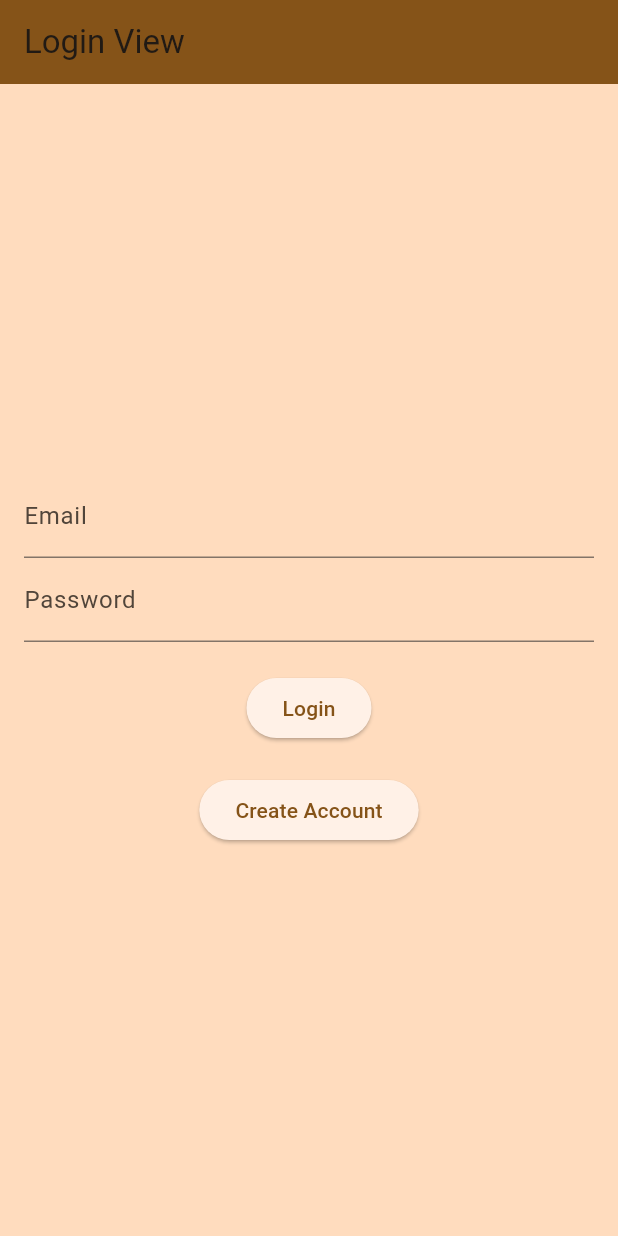
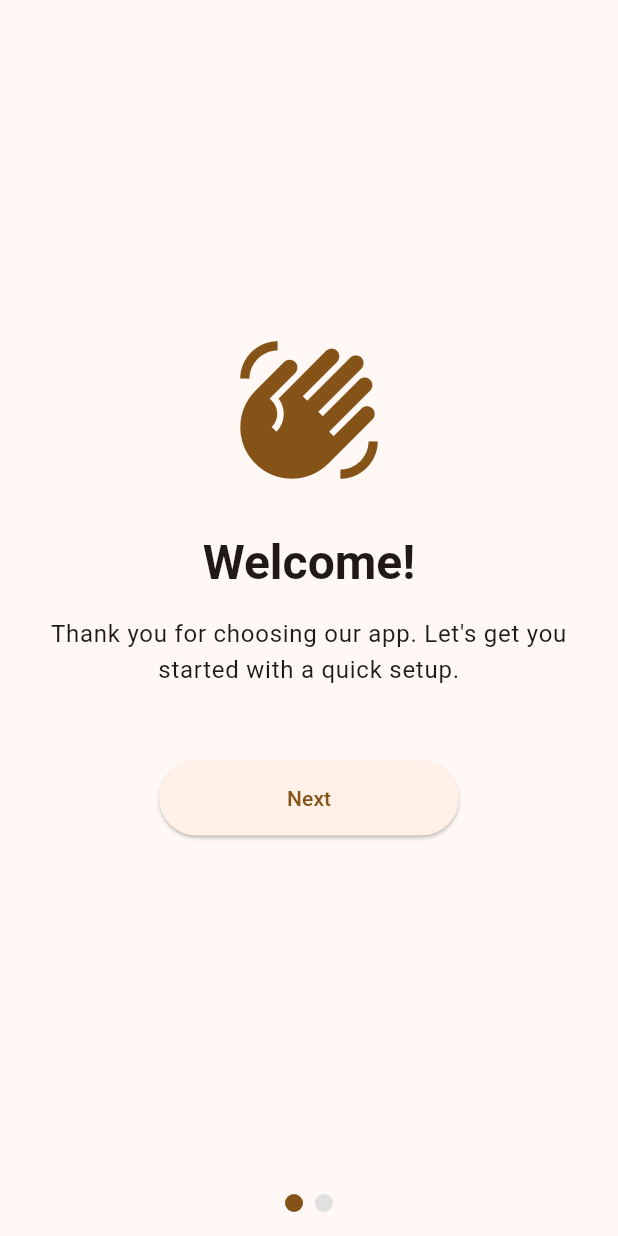
Before and after one commit to joba/flutterAuth, a Flutter app: the screen it shows after launch, on a phone screen of 412 x 824 dp. Run offline on Flutter 3.47's test engine with Material 3 defaults, Android fonts, the phone set to English and light mode, and no system bars; our stand-ins replace bloc, equatable, firebase_analytics, firebase_auth, firebase_core, flutter_bloc and 1 more; accounts and stored records are empty; generated files the repository leaves out were written again.

Commit message:
add onboarding screens

```diff
--- a/lib/import_nest.dart
+++ b/lib/import_nest.dart
@@ -1,10 +1,13 @@
 export 'package:auth_app/auth/cubit/auth_cubit.dart';
 export 'package:auth_app/auth/cubit/auth_state.dart';
 export 'package:auth_app/auth/repository/auth_repository.dart';
+export 'package:auth_app/managers/analytics_manager.dart';
 export 'package:auth_app/screens/home_screen.dart';
 export 'package:auth_app/screens/login_screen.dart';
+export 'package:auth_app/screens/onboarding_screen.dart';
 export 'package:auth_app/screens/splash_screen.dart';
 export 'package:flutter/material.dart';
 export 'package:firebase_core/firebase_core.dart';
 export 'package:flutter_bloc/flutter_bloc.dart';
+export 'package:shared_preferences/shared_preferences.dart';
 export 'firebase_options.dart';
--- a/lib/main.dart
+++ b/lib/main.dart
@@ -11,11 +11,20 @@ class MyApp extends StatelessWidget {
 
   @override
   Widget build(BuildContext context) {
-    return RepositoryProvider(
-      // envobj
-      create: (context) => AuthRepository(),
+    return MultiRepositoryProvider(
+      providers: [
+        RepositoryProvider<AuthRepository>(
+          create: (context) => AuthRepository(),
+        ),
+        RepositoryProvider<AnalyticsManager>(
+          create: (context) => AnalyticsManager(),
+        ),
+      ],
       child: BlocProvider(
-        create: (context) => AuthCubit(context.read<AuthRepository>()),
+        create: (context) => AuthCubit(
+          context.read<AuthRepository>(),
+          analyticsManager: context.read<AnalyticsManager>(),
+        ),
         child: MaterialApp(
           debugShowCheckedModeBanner: false,
           title: 'Firebase Auth with Cubit',
@@ -23,9 +32,43 @@ class MyApp extends StatelessWidget {
             colorScheme: ColorScheme.fromSeed(seedColor: Colors.orange),
             useMaterial3: true,
           ),
-          home: const AuthFlow(),
+          routes: {'/auth': (context) => const AuthFlow()},
+          home: const OnboardingCheck(),
         ),
       ),
+    );
+  }
+}
+
+class OnboardingCheck extends StatelessWidget {
+  const OnboardingCheck({super.key});
+
+  Future<bool> _checkOnboardingCompleted() async {
+    final prefs = await SharedPreferences.getInstance();
+    return prefs.getBool('onboarding_completed') ?? false;
+  }
+
+  @override
+  Widget build(BuildContext context) {
+    return FutureBuilder<bool>(
+      future: _checkOnboardingCompleted(),
+      builder: (context, snapshot) {
+        if (snapshot.connectionState == ConnectionState.waiting) {
+          return const Scaffold(
+            body: Center(child: CircularProgressIndicator()),
+          );
+        }
+
+        final onboardingCompleted = snapshot.data ?? false;
+
+        if (!onboardingCompleted) {
+          return OnboardingScreen(
+            analyticsManager: context.read<AnalyticsManager>(),
+          );
+        }
+
+        return const AuthFlow();
+      },
     );
   }
 }
--- /dev/null
+++ b/lib/screens/onboarding_screen.dart
@@ -0,0 +1,162 @@
+import 'package:flutter/material.dart';
+import 'package:shared_preferences/shared_preferences.dart';
+import 'package:auth_app/managers/analytics_manager.dart';
+
+class OnboardingScreen extends StatefulWidget {
+  final AnalyticsManager analyticsManager;
+
+  const OnboardingScreen({super.key, required this.analyticsManager});
+
+  @override
+  State<OnboardingScreen> createState() => _OnboardingScreenState();
+}
+
+class _OnboardingScreenState extends State<OnboardingScreen> {
+  final PageController _pageController = PageController();
+  int _currentPage = 0;
+
+  @override
+  void dispose() {
+    _pageController.dispose();
+    super.dispose();
+  }
+
+  Future<void> _completeOnboarding({required bool analyticsConsent}) async {
+    final prefs = await SharedPreferences.getInstance();
+    await prefs.setBool('onboarding_completed', true);
+    await widget.analyticsManager.setAnalyticsEnabled(analyticsConsent);
+
+    if (mounted) {
+      Navigator.of(context).pushReplacementNamed('/auth');
+    }
+  }
+
+  void _nextPage() {
+    _pageController.nextPage(
+      duration: const Duration(milliseconds: 300),
+      curve: Curves.easeInOut,
+    );
+  }
+
+  @override
+  Widget build(BuildContext context) {
+    return Scaffold(
+      body: SafeArea(
+        child: Column(
+          children: [
+            Expanded(
+              child: PageView(
+                controller: _pageController,
+                onPageChanged: (index) {
+                  setState(() {
+                    _currentPage = index;
+                  });
+                },
+                children: [_buildWelcomePage(), _buildAnalyticsPage()],
+              ),
+            ),
+            Padding(
+              padding: const EdgeInsets.all(16.0),
+              child: Row(
+                mainAxisAlignment: MainAxisAlignment.center,
+                children: [
+                  _buildPageIndicator(0),
+                  const SizedBox(width: 8),
+                  _buildPageIndicator(1),
+                ],
+              ),
+            ),
+          ],
+        ),
+      ),
+    );
+  }
+
+  Widget _buildPageIndicator(int index) {
+    return Container(
+      width: 12,
+      height: 12,
+      decoration: BoxDecoration(
+        shape: BoxShape.circle,
+        color: _currentPage == index
+            ? Theme.of(context).colorScheme.primary
+            : Colors.grey.shade300,
+      ),
+    );
+  }
+
+  Widget _buildWelcomePage() {
+    return Padding(
+      padding: const EdgeInsets.all(24.0),
+      child: Column(
+        mainAxisAlignment: MainAxisAlignment.center,
+        children: [
+          Icon(
+            Icons.waving_hand,
+            size: 100,
+            color: Theme.of(context).colorScheme.primary,
+          ),
+          const SizedBox(height: 32),
+          Text(
+            'Welcome!',
+            style: Theme.of(
+              context,
+            ).textTheme.headlineLarge?.copyWith(fontWeight: FontWeight.bold),
+          ),
+          const SizedBox(height: 16),
+          Text(
+            'Thank you for choosing our app. Let\'s get you started with a quick setup.',
+            textAlign: TextAlign.center,
+            style: Theme.of(context).textTheme.bodyLarge,
+          ),
+          const SizedBox(height: 48),
+          ElevatedButton(
+            onPressed: _nextPage,
+            style: ElevatedButton.styleFrom(minimumSize: const Size(200, 50)),
+            child: const Text('Next'),
+          ),
+        ],
+      ),
+    );
+  }
+
+  Widget _buildAnalyticsPage() {
+    return Padding(
+      padding: const EdgeInsets.all(24.0),
+      child: Column(
+        mainAxisAlignment: MainAxisAlignment.center,
+        children: [
+          Icon(
+            Icons.analytics_outlined,
+            size: 100,
+            color: Theme.of(context).colorScheme.primary,
+          ),
+          const SizedBox(height: 32),
+          Text(
+            'Help Us Improve',
+            style: Theme.of(
+              context,
+            ).textTheme.headlineLarge?.copyWith(fontWeight: FontWeight.bold),
+          ),
+          const SizedBox(height: 16),
+          Text(
+            'We use analytics to understand how you use our app and make it better. Your data is anonymous and secure.',
+            textAlign: TextAlign.center,
+            style: Theme.of(context).textTheme.bodyLarge,
+          ),
+          const SizedBox(height: 48),
+          ElevatedButton(
+            onPressed: () => _completeOnboarding(analyticsConsent: true),
+            style: ElevatedButton.styleFrom(minimumSize: const Size(200, 50)),
+            child: const Text('Accept'),
+          ),
+          const SizedBox(height: 12),
+          TextButton(
+            onPressed: () => _completeOnboarding(analyticsConsent: false),
+            child: const Text('Decline'),
+          ),
+        ],
+      ),
+    );
+  }
+}
--- a/pubspec.yaml
+++ b/pubspec.yaml
@@ -34,6 +34,7 @@ dependencies:
   firebase_auth:
   flutter_bloc:
   equatable: ^2.0.5
+  shared_preferences: ^2.2.0
 
   # The following adds the Cupertino Icons font to your application.
   # Use with the CupertinoIcons class for iOS style icons.
```
Also changed, not shown: pubspec.lock, 1 other file.
